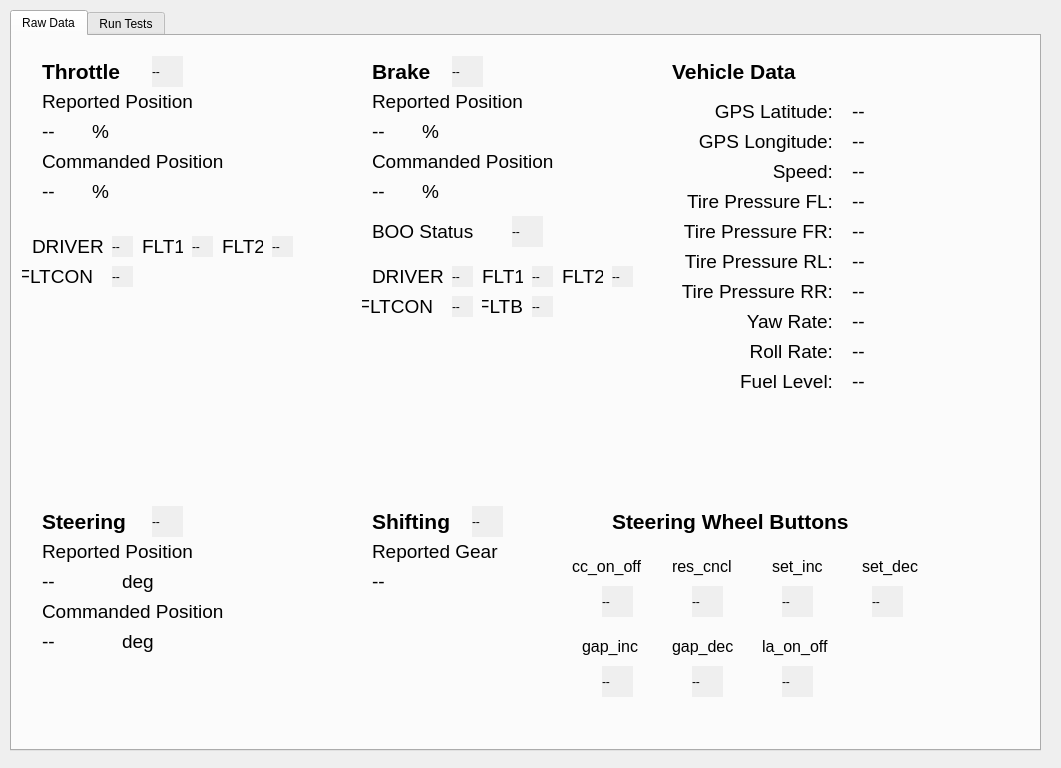
Above: dbw_mkz_gui/resource/dbw_mkz_gui.ui from yinzixuan126/dbw_mkz_ros before the change. Below: the same form after it.
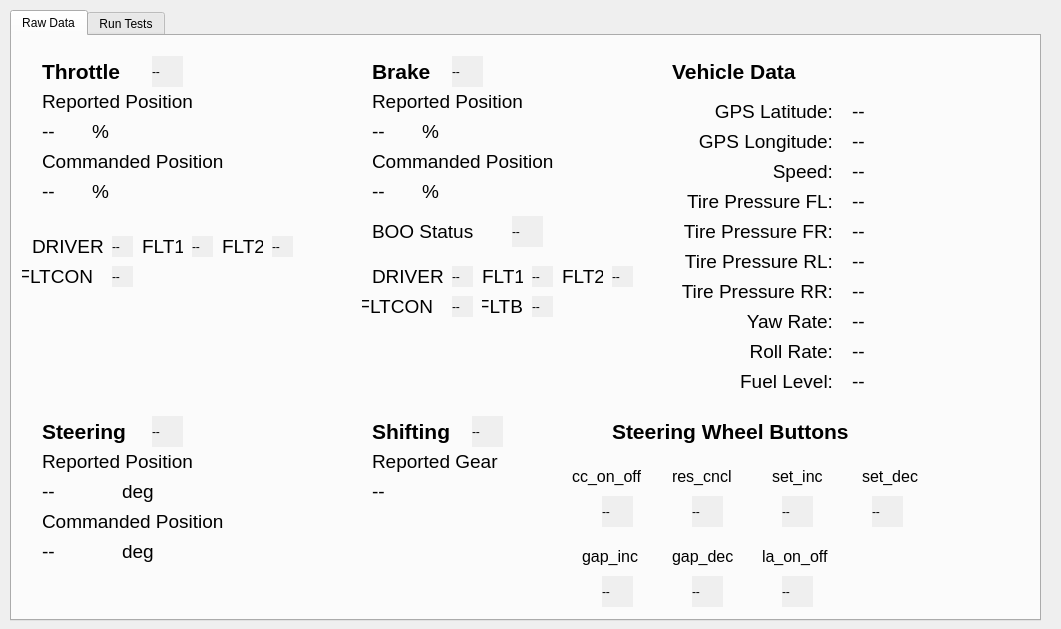
That is the form after the change.

Commit message: Changed ui file on MKZ gui to fit on small burner laptop monitor.

```diff
--- a/dbw_mkz_gui/resource/dbw_mkz_gui.ui
+++ b/dbw_mkz_gui/resource/dbw_mkz_gui.ui
@@ -7,7 +7,7 @@
     <x>0</x>
     <y>0</y>
     <width>1061</width>
-    <height>768</height>
+    <height>629</height>
    </rect>
   </property>
   <property name="windowTitle">
@@ -19,7 +19,7 @@
      <x>10</x>
      <y>10</y>
      <width>1031</width>
-     <height>741</height>
+     <height>611</height>
     </rect>
    </property>
    <property name="tabShape">
@@ -76,7 +76,7 @@
      <property name="geometry">
       <rect>
        <x>30</x>
-       <y>470</y>
+       <y>380</y>
        <width>91</width>
        <height>31</height>
       </rect>
@@ -96,7 +96,7 @@
      <property name="geometry">
       <rect>
        <x>360</x>
-       <y>470</y>
+       <y>380</y>
        <width>91</width>
        <height>31</height>
       </rect>
@@ -389,7 +389,7 @@
      <property name="geometry">
       <rect>
        <x>30</x>
-       <y>560</y>
+       <y>470</y>
        <width>191</width>
        <height>31</height>
       </rect>
@@ -407,7 +407,7 @@
      <property name="geometry">
       <rect>
        <x>30</x>
-       <y>590</y>
+       <y>500</y>
        <width>61</width>
        <height>31</height>
       </rect>
@@ -425,7 +425,7 @@
      <property name="geometry">
       <rect>
        <x>110</x>
-       <y>530</y>
+       <y>440</y>
        <width>41</width>
        <height>31</height>
       </rect>
@@ -443,7 +443,7 @@
      <property name="geometry">
       <rect>
        <x>110</x>
-       <y>590</y>
+       <y>500</y>
        <width>41</width>
        <height>31</height>
       </rect>
@@ -461,7 +461,7 @@
      <property name="geometry">
       <rect>
        <x>30</x>
-       <y>500</y>
+       <y>410</y>
        <width>161</width>
        <height>31</height>
       </rect>
@@ -479,7 +479,7 @@
      <property name="geometry">
       <rect>
        <x>30</x>
-       <y>530</y>
+       <y>440</y>
        <width>61</width>
        <height>31</height>
       </rect>
@@ -497,7 +497,7 @@
      <property name="geometry">
       <rect>
        <x>360</x>
-       <y>530</y>
+       <y>440</y>
        <width>121</width>
        <height>31</height>
       </rect>
@@ -515,7 +515,7 @@
      <property name="geometry">
       <rect>
        <x>360</x>
-       <y>500</y>
+       <y>410</y>
        <width>161</width>
        <height>31</height>
       </rect>
@@ -571,7 +571,7 @@
      <property name="geometry">
       <rect>
        <x>140</x>
-       <y>470</y>
+       <y>380</y>
        <width>31</width>
        <height>31</height>
       </rect>
@@ -590,7 +590,7 @@
      <property name="geometry">
       <rect>
        <x>460</x>
-       <y>470</y>
+       <y>380</y>
        <width>31</width>
        <height>31</height>
       </rect>
@@ -1098,7 +1098,7 @@
      <property name="geometry">
       <rect>
        <x>600</x>
-       <y>470</y>
+       <y>380</y>
        <width>251</width>
        <height>31</height>
       </rect>
@@ -1118,7 +1118,7 @@
      <property name="geometry">
       <rect>
        <x>760</x>
-       <y>510</y>
+       <y>420</y>
        <width>51</width>
        <height>41</height>
       </rect>
@@ -1136,7 +1136,7 @@
      <property name="geometry">
       <rect>
        <x>850</x>
-       <y>510</y>
+       <y>420</y>
        <width>61</width>
        <height>41</height>
       </rect>
@@ -1154,7 +1154,7 @@
      <property name="geometry">
       <rect>
        <x>570</x>
-       <y>590</y>
+       <y>500</y>
        <width>61</width>
        <height>41</height>
       </rect>
@@ -1172,7 +1172,7 @@
      <property name="geometry">
       <rect>
        <x>660</x>
-       <y>590</y>
+       <y>500</y>
        <width>61</width>
        <height>41</height>
       </rect>
@@ -1190,7 +1190,7 @@
      <property name="geometry">
       <rect>
        <x>750</x>
-       <y>590</y>
+       <y>500</y>
        <width>71</width>
        <height>41</height>
       </rect>
@@ -1208,7 +1208,7 @@
      <property name="geometry">
       <rect>
        <x>770</x>
-       <y>550</y>
+       <y>460</y>
        <width>31</width>
        <height>31</height>
       </rect>
@@ -1227,7 +1227,7 @@
      <property name="geometry">
       <rect>
        <x>860</x>
-       <y>550</y>
+       <y>460</y>
        <width>31</width>
        <height>31</height>
       </rect>
@@ -1246,7 +1246,7 @@
      <property name="geometry">
       <rect>
        <x>590</x>
-       <y>630</y>
+       <y>540</y>
        <width>31</width>
        <height>31</height>
       </rect>
@@ -1265,7 +1265,7 @@
      <property name="geometry">
       <rect>
        <x>680</x>
-       <y>630</y>
+       <y>540</y>
        <width>31</width>
        <height>31</height>
       </rect>
@@ -1284,7 +1284,7 @@
      <property name="geometry">
       <rect>
        <x>770</x>
-       <y>630</y>
+       <y>540</y>
        <width>31</width>
        <height>31</height>
       </rect>
@@ -1303,7 +1303,7 @@
      <property name="geometry">
       <rect>
        <x>680</x>
-       <y>550</y>
+       <y>460</y>
        <width>31</width>
        <height>31</height>
       </rect>
@@ -1322,7 +1322,7 @@
      <property name="geometry">
       <rect>
        <x>660</x>
-       <y>510</y>
+       <y>420</y>
        <width>61</width>
        <height>41</height>
       </rect>
@@ -1340,7 +1340,7 @@
      <property name="geometry">
       <rect>
        <x>590</x>
-       <y>550</y>
+       <y>460</y>
        <width>31</width>
        <height>31</height>
       </rect>
@@ -1359,7 +1359,7 @@
      <property name="geometry">
       <rect>
        <x>560</x>
-       <y>510</y>
+       <y>420</y>
        <width>81</width>
        <height>41</height>
       </rect>
```
